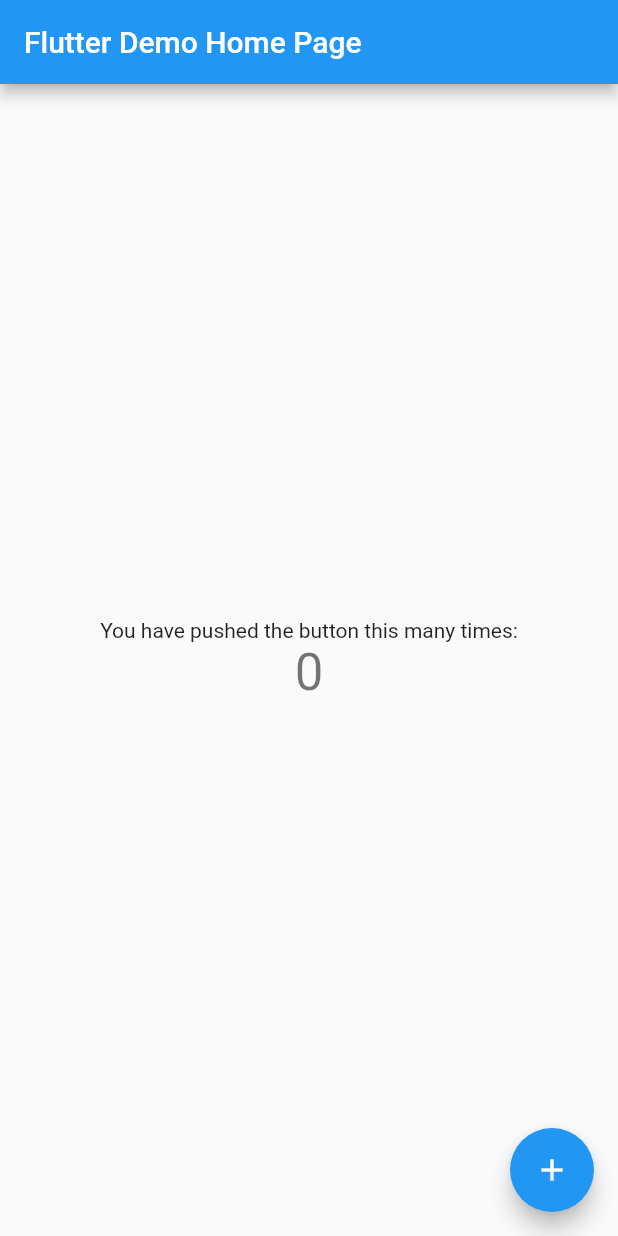
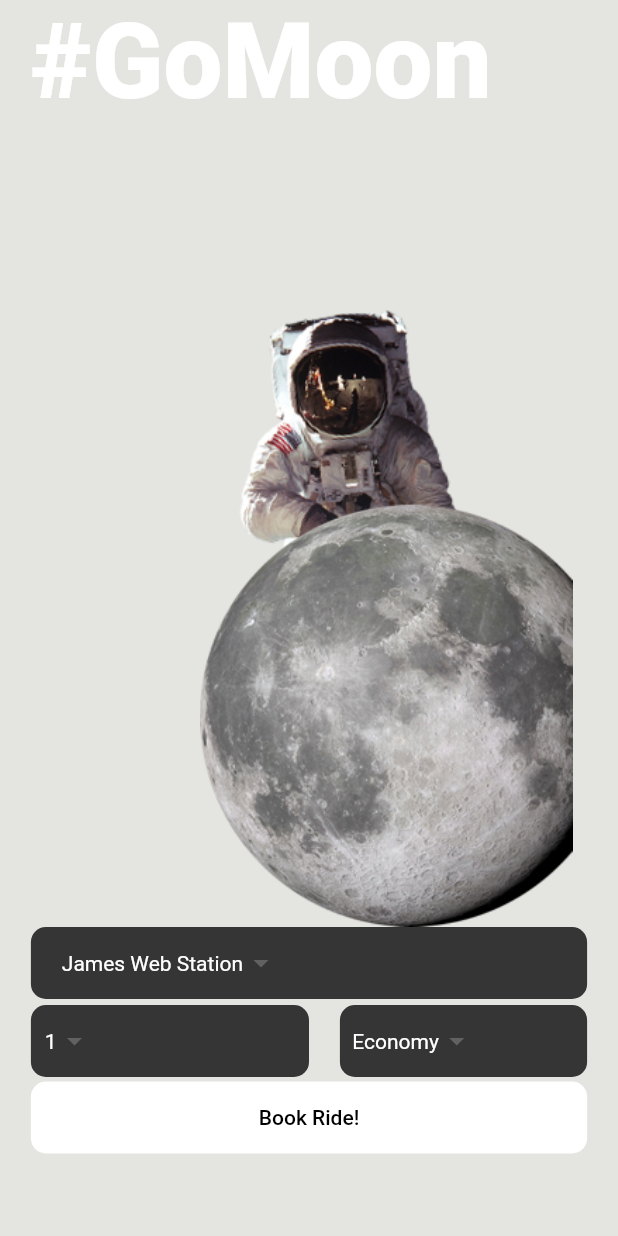
Before and after one commit to Rahul-naik92/flutter_go_moon, a Flutter app: the screen it shows after launch, on a phone screen of 412 x 824 dp. Run offline on Flutter 3.47's test engine with Material 2 defaults, Android fonts, the light colour scheme and no system bars.

Commit message:
final code

```diff
--- a/lib/main.dart
+++ b/lib/main.dart
@@ -1,115 +1,25 @@
 import 'package:flutter/material.dart';
 
+import 'pages/home_page.dart';
+
 void main() {
-  runApp(const MyApp());
+  runApp(
+    const App(),
+  );
 }
 
-class MyApp extends StatelessWidget {
-  const MyApp({Key? key}) : super(key: key);
+class App extends StatelessWidget {
+  const App({Key? key}) : super(key: key);
 
-  // This widget is the root of your application.
   @override
   Widget build(BuildContext context) {
     return MaterialApp(
-      title: 'Flutter Demo',
+      debugShowCheckedModeBanner: false,
+      title: 'GoMoon',
       theme: ThemeData(
-        // This is the theme of your application.
-        //
-        // Try running your application with "flutter run". You'll see the
-        // application has a blue toolbar. Then, without quitting the app, try
-        // changing the primarySwatch below to Colors.green and then invoke
-        // "hot reload" (press "r" in the console where you ran "flutter run",
-        // or simply save your changes to "hot reload" in a Flutter IDE).
-        // Notice that the counter didn't reset back to zero; the application
-        // is not restarted.
-        primarySwatch: Colors.blue,
+        scaffoldBackgroundColor: const Color.fromARGB(31, 31, 31, 1),
       ),
-      home: const MyHomePage(title: 'Flutter Demo Home Page'),
+      home: HomePage(),
     );
   }
 }
-
-class MyHomePage extends StatefulWidget {
-  const MyHomePage({Key? key, required this.title}) : super(key: key);
-
-  // This widget is the home page of your application. It is stateful, meaning
-  // that it has a State object (defined below) that contains fields that affect
-  // how it looks.
-
-  // This class is the configuration for the state. It holds the values (in this
-  // case the title) provided by the parent (in this case the App widget) and
-  // used by the build method of the State. Fields in a Widget subclass are
-  // always marked "final".
-
-  final String title;
-
-  @override
-  State<MyHomePage> createState() => _MyHomePageState();
-}
-
-class _MyHomePageState extends State<MyHomePage> {
-  int _counter = 0;
-
-  void _incrementCounter() {
-    setState(() {
-      // This call to setState tells the Flutter framework that something has
-      // changed in this State, which causes it to rerun the build method below
-      // so that the display can reflect the updated values. If we changed
-      // _counter without calling setState(), then the build method would not be
-      // called again, and so nothing would appear to happen.
-      _counter++;
-    });
-  }
-
-  @override
-  Widget build(BuildContext context) {
-    // This method is rerun every time setState is called, for instance as done
-    // by the _incrementCounter method above.
-    //
-    // The Flutter framework has been optimized to make rerunning build methods
-    // fast, so that you can just rebuild anything that needs updating rather
-    // than having to individually change instances of widgets.
-    return Scaffold(
-      appBar: AppBar(
-        // Here we take the value from the MyHomePage object that was created by
-        // the App.build method, and use it to set our appbar title.
-        title: Text(widget.title),
-      ),
-      body: Center(
-        // Center is a layout widget. It takes a single child and positions it
-        // in the middle of the parent.
-        child: Column(
-          // Column is also a layout widget. It takes a list of children and
-          // arranges them vertically. By default, it sizes itself to fit its
-          // children horizontally, and tries to be as tall as its parent.
-          //
-          // Invoke "debug painting" (press "p" in the console, choose the
-          // "Toggle Debug Paint" action from the Flutter Inspector in Android
-          // Studio, or the "Toggle Debug Paint" command in Visual Studio Code)
-          // to see the wireframe for each widget.
-          //
-          // Column has various properties to control how it sizes itself and
-          // how it positions its children. Here we use mainAxisAlignment to
-          // center the children vertically; the main axis here is the vertical
-          // axis because Columns are vertical (the cross axis would be
-          // horizontal).
-          mainAxisAlignment: MainAxisAlignment.center,
-          children: <Widget>[
-            const Text(
-              'You have pushed the button this many times:',
-            ),
-            Text(
-              '$_counter',
-              style: Theme.of(context).textTheme.headline4,
-            ),
-          ],
-        ),
-      ),
-      floatingActionButton: FloatingActionButton(
-        onPressed: _incrementCounter,
-        tooltip: 'Increment',
-        child: const Icon(Icons.add),
-      ), // This trailing comma makes auto-formatting nicer for build methods.
-    );
-  }
-}
--- /dev/null
+++ b/lib/pages/home_page.dart
@@ -0,0 +1,147 @@
+import 'dart:ui';
+
+import 'package:flutter/material.dart';
+import 'package:flutter_go_moon/widgets/custom_dropdown.dart';
+
+class HomePage extends StatelessWidget {
+  late double _deviceHeight, _deviceWidth;
+
+  HomePage({Key? key}) : super(key: key);
+
+  @override
+  Widget build(BuildContext context) {
+    _deviceHeight = MediaQuery.of(context).size.height;
+    _deviceWidth = MediaQuery.of(context).size.width;
+
+    return Scaffold(
+      body: SafeArea(
+        child: Container(
+          height: _deviceHeight,
+          width: _deviceWidth,
+          padding: EdgeInsets.symmetric(horizontal: _deviceWidth * 0.05),
+          child: Stack(
+            children: [
+              Column(
+                mainAxisAlignment: MainAxisAlignment.spaceBetween,
+                mainAxisSize: MainAxisSize.max,
+                crossAxisAlignment: CrossAxisAlignment.start,
+                children: [
+                  _pageTitle(),
+                  _bookRideWidget(),
+                ],
+              ),
+              Align(
+                alignment: Alignment.centerRight,
+                child: _astroImageWidget(),
+              )
+            ],
+          ),
+        ),
+      ),
+    );
+  }
+
+  Widget _pageTitle() {
+    return const Text(
+      "#GoMoon",
+      style: TextStyle(
+        color: Colors.white,
+        fontSize: 70,
+        fontWeight: FontWeight.w800,
+      ),
+    );
+  }
+
+  Widget _bookRideWidget() {
+    return Container(
+      height: _deviceHeight * 0.25,
+      child: SingleChildScrollView(
+        child: Column(
+          mainAxisAlignment: MainAxisAlignment.spaceBetween,
+          mainAxisSize: MainAxisSize.max,
+          crossAxisAlignment: CrossAxisAlignment.center,
+          children: [
+            _destinationDropDownWidget(),
+            const SizedBox(
+              height: 4,
+            ),
+            _travellersInformationWidget(),
+            const SizedBox(
+              height: 3,
+            ),
+            _rideButton(),
+          ],
+        ),
+      ),
+    );
+  }
+
+  Widget _astroImageWidget() {
+    return Container(
+      height: _deviceHeight * 0.50,
+      width: _deviceWidth * 0.65,
+      decoration: const BoxDecoration(
+        image: DecorationImage(
+          fit: BoxFit.contain,
+          image: AssetImage("assets/images/astro_moon.png"),
+        ),
+      ),
+    );
+  }
+
+  Widget _destinationDropDownWidget() {
+    return CustomDropDownButtonClass(
+      values: const [
+        'James Web Station',
+        'Preenure Station',
+      ],
+      width: _deviceWidth,
+    );
+  }
+
+  Widget _travellersInformationWidget() {
+    return Row(
+      mainAxisAlignment: MainAxisAlignment.spaceBetween,
+      mainAxisSize: MainAxisSize.max,
+      crossAxisAlignment: CrossAxisAlignment.center,
+      children: [
+        CustomDropDownButtonClass(
+          values: const [
+            '1',
+            '2',
+            '3',
+          ],
+          width: _deviceWidth * 0.45,
+        ),
+        CustomDropDownButtonClass(
+          values: const [
+            'Economy',
+            'Busniess',
+            'First',
+          ],
+          width: _deviceWidth * 0.40,
+        ),
+      ],
+    );
+  }
+
+  Widget _rideButton() {
+    return Container(
+      margin: EdgeInsets.only(bottom: _deviceHeight * 0.01),
+      width: _deviceWidth,
+      decoration: BoxDecoration(
+        color: Colors.white,
+        borderRadius: BorderRadius.circular(10),
+      ),
+      child: MaterialButton(
+        onPressed: () {},
+        child: const Text(
+          "Book Ride!",
+          style: TextStyle(
+            color: Colors.black,
+          ),
+        ),
+      ),
+    );
+  }
+}
--- /dev/null
+++ b/lib/widgets/custom_dropdown.dart
@@ -0,0 +1,38 @@
+import 'package:flutter/material.dart';
+
+// ignore: must_be_immutable
+class CustomDropDownButtonClass extends StatelessWidget {
+  List<String> values;
+  double width;
+
+  CustomDropDownButtonClass(
+      {Key? key, required this.values, required this.width})
+      : super(key: key);
+
+  @override
+  Widget build(BuildContext context) {
+    return Container(
+      padding: EdgeInsets.symmetric(horizontal: width * 0.05),
+      width: width,
+      decoration: BoxDecoration(
+        color: const Color.fromRGBO(53, 53, 53, 1),
+        borderRadius: BorderRadius.circular(10),
+      ),
+      child: DropdownButton(
+        value: values.first,
+        items: values.map((e) {
+          return DropdownMenuItem(
+            value: e,
+            child: Text(e),
+          );
+        }).toList(),
+        underline: Container(),
+        dropdownColor: const Color.fromRGBO(53, 53, 53, 1),
+        style: const TextStyle(
+          color: Colors.white,
+        ),
+        onChanged: (_) {},
+      ),
+    );
+  }
+}
--- a/pubspec.yaml
+++ b/pubspec.yaml
@@ -58,8 +58,8 @@
   uses-material-design: true
 
   # To add assets to your application, add an assets section, like this:
-  # assets:
-  #   - images/a_dot_burr.jpeg
+  assets:
+    - assets/images/
   #   - images/a_dot_ham.jpeg
 
   # An image asset can refer to one or more resolution-specific "variants", see
```
Also changed, not shown: assets/images/astro_moon.png (added), 1 other file.
